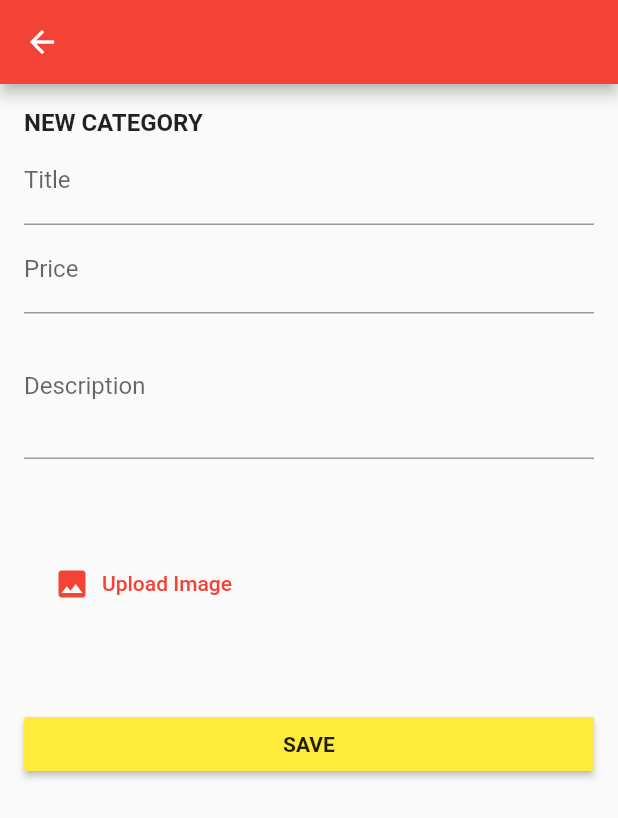
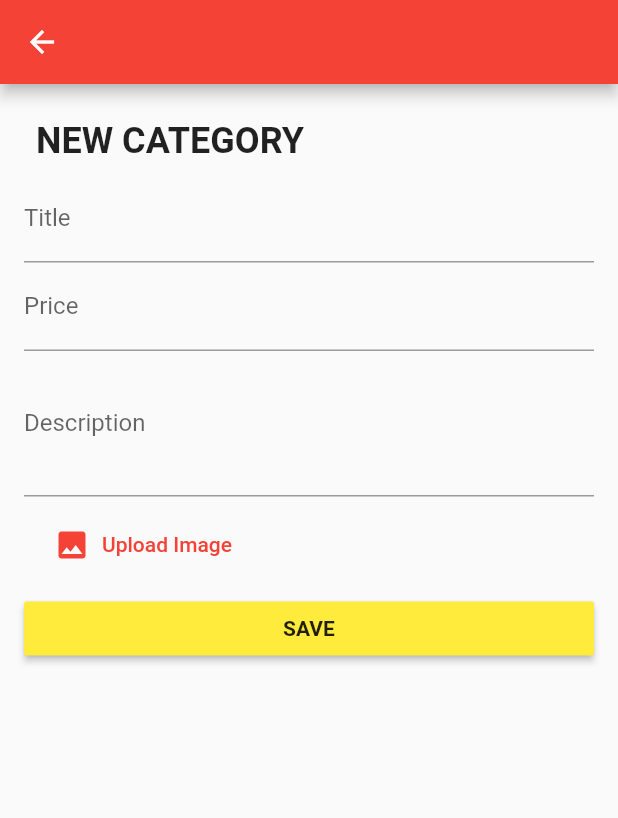
Before and after one commit to ftsaylon/mcdeliver_clone_admin, a Flutter app: the ProductsListScreen screen opened directly with empty values, after a tap on "ADD PRODUCT", on a phone screen of 412 x 824 dp. Shown: the top 818 px of the screen. Run offline on Flutter 3.47's test engine with Material 2 defaults, Android fonts, the phone set to English and light mode, and no system bars; our stand-ins replace firebase_auth, firebase_database, firebase_storage, flutter_slidable, image_picker; accounts and stored records are empty.

```diff
--- a/lib/models/product.dart
+++ b/lib/models/product.dart
@@ -18,6 +18,7 @@ class Product {
   });
 
   factory Product.fromSnapshot(DataSnapshot snapshot) {
+    print('${snapshot.value['categoryId']} ${snapshot.value['title']}');
     return Product(
       id: snapshot.key,
       title: snapshot.value['title'],
--- a/lib/screens/products_list_screen.dart
+++ b/lib/screens/products_list_screen.dart
@@ -1,3 +1,5 @@
+import 'dart:async';
+
 import 'package:flutter/material.dart';
 import 'package:firebase_auth/firebase_auth.dart';
 import 'package:firebase_database/firebase_database.dart';
@@ -30,12 +32,33 @@ class _ProductsListScreenState extends State<ProductsListScreen> {
   String nodeName = 'products';
   List<Product> productsList = <Product>[];
 
+  StreamSubscription<Event> _onChildAdded;
+  StreamSubscription<Event> _onChildRemoved;
+  StreamSubscription<Event> _onChildChanged;
+
   @override
   void initState() {
+    _onChildAdded =
         _database.reference().child(nodeName).onChildAdded.listen(_childAdded);
-    _database.reference().child(nodeName).onChildRemoved.listen(_childRemoves);
-    _database.reference().child(nodeName).onChildChanged.listen(_childChanged);
+    _onChildRemoved = _database
+        .reference()
+        .child(nodeName)
+        .onChildRemoved
+        .listen(_childRemoves);
+    _onChildChanged = _database
+        .reference()
+        .child(nodeName)
+        .onChildChanged
+        .listen(_childChanged);
     super.initState();
+  }
+
+  @override
+  void dispose() {
+    _onChildAdded.cancel();
+    _onChildRemoved.cancel();
+    _onChildChanged.cancel();
+    super.dispose();
   }
 
   @override
@@ -71,7 +94,7 @@ class _ProductsListScreenState extends State<ProductsListScreen> {
                 mainAxisAlignment: MainAxisAlignment.spaceBetween,
                 children: <Widget>[
                   Text(
-                    'Products',
+                    '${widget.category.title}',
                     style: TextStyle(
                       fontSize: 24,
                       fontWeight: FontWeight.bold,
@@ -81,7 +104,6 @@ class _ProductsListScreenState extends State<ProductsListScreen> {
                     child: Text('ADD PRODUCT'),
                     color: Theme.of(context).accentColor,
                     onPressed: () {
-                      // _showAddProduct(context);
                       Navigator.push(
                         context,
                         MaterialPageRoute(
@@ -95,13 +117,7 @@ class _ProductsListScreenState extends State<ProductsListScreen> {
                 ],
               ),
             ),
-            FutureBuilder(
-              future: FirebaseAuth.instance.currentUser(),
-              builder: (context, snapshot) {
-                if (snapshot.connectionState == ConnectionState.waiting) {
-                  return Center(child: CircularProgressIndicator());
-                }
-                return Visibility(
+            Visibility(
               visible: productsList.isNotEmpty,
               child: Expanded(
                 child: FirebaseAnimatedList(
@@ -112,14 +128,16 @@ class _ProductsListScreenState extends State<ProductsListScreen> {
                       .equalTo(widget.category.id),
                   itemBuilder: (context, snapshot, animation, index) {
                     final product = productsList[index];
+                    if (index < productsList.length) {
                       return ProductListItem(
+                        key: UniqueKey(),
                         product: product,
                       );
+                    }
+                    return Center(child: CircularProgressIndicator());
                   },
                 ),
               ),
-                );
-              },
             ),
           ],
         ),
@@ -128,18 +146,20 @@ class _ProductsListScreenState extends State<ProductsListScreen> {
   }
 
   void _childAdded(Event event) {
+    if (event.snapshot.value['categoryId'] == widget.category.id) {
       setState(() {
         productsList.add(Product.fromSnapshot(event.snapshot));
       });
     }
+  }
 
   void _childRemoves(Event event) {
-    var deletedproduct = productsList.singleWhere((product) {
+    var deletedProduct = productsList.singleWhere((product) {
       return product.id == event.snapshot.key;
     });
 
     setState(() {
-      productsList.removeAt(productsList.indexOf(deletedproduct));
+      productsList.removeAt(productsList.indexOf(deletedProduct));
     });
   }
 
@@ -153,15 +173,4 @@ class _ProductsListScreenState extends State<ProductsListScreen> {
           Product.fromSnapshot(event.snapshot);
     });
   }
-
-  // void _showAddProduct(BuildContext context) {
-  //   showModalBottomSheet(
-  //     context: context,
-  //     builder: (context) {
-  //       return ProductForm(
-  //         categoryId: widget.category.id,
-  //       );
-  //     },
-  //   );
-  // }
 }
--- a/lib/services/products_service.dart
+++ b/lib/services/products_service.dart
@@ -15,7 +15,6 @@ class ProductsService with ChangeNotifier {
   ProductsService({this.product});
 
   Future<void> addProduct() async {
-    print('adding...');
     await database.reference().child(nodeName).push().set(product.toMap());
   }
 
--- a/lib/widgets/category_form.dart
+++ b/lib/widgets/category_form.dart
@@ -49,8 +49,6 @@ class _CategoryFormState extends State<CategoryForm> {
   }
 
   Future<void> _saveForm() async {
-    print(_editedCategory.title);
-
     final isValid = _form.currentState.validate();
     if (!isValid) {
       return;
--- a/lib/widgets/product_form.dart
+++ b/lib/widgets/product_form.dart
@@ -160,13 +160,16 @@ class _ProductFormState extends State<ProductForm> {
                   key: _form,
                   child: ListView(
                     children: <Widget>[
-                      Text(
-                        (_editedProduct.id != null)
-                            ? 'EDIT CATEGORY'
-                            : 'NEW CATEGORY',
-                        style: TextStyle(
-                          fontSize: 16,
-                          fontWeight: FontWeight.bold,
+                      Padding(
+                        padding: const EdgeInsets.all(8.0),
+                        child: Text(
+                          (_editedProduct.id != null)
+                              ? 'EDIT CATEGORY'
+                              : 'NEW CATEGORY',
+                          style: TextStyle(
+                            fontSize: 24,
+                            fontWeight: FontWeight.bold,
+                          ),
                         ),
                       ),
                       TextFormField(
--- a/lib/widgets/user_image_picker.dart
+++ b/lib/widgets/user_image_picker.dart
@@ -18,9 +18,8 @@ class _UserImagePickerState extends State<UserImagePicker> {
   void _pickImage() async {
     final picker = ImagePicker();
     final pickedImage = await picker.getImage(
-      source: ImageSource.camera,
-      imageQuality: 50,
-      maxWidth: 150,
+      source: ImageSource.gallery,
+      imageQuality: 70,
     );
     final pickedImageFile = File(pickedImage.path);
     setState(() {
@@ -41,9 +40,8 @@ class _UserImagePickerState extends State<UserImagePicker> {
           label: Text('Upload Image'),
         ),
         Container(
-          height: 150,
-          child:
-              (_pickedImage != null) ? Image.file(_pickedImage) : Container(),
+          width: 150,
+          child: (_pickedImage != null) ? Image.file(_pickedImage) : null,
         ),
       ],
     );
```
Also changed, not shown: lib/screens/category_tab.dart (deleted, +0 -22 lines), lib/screens/done_orders_screen.dart (+27 -3 lines), lib/screens/menu_screen.dart (+27 -3 lines), lib/screens/orders_screen.dart (+27 -3 lines). Lines whose indentation alone changed are shown as unchanged.
